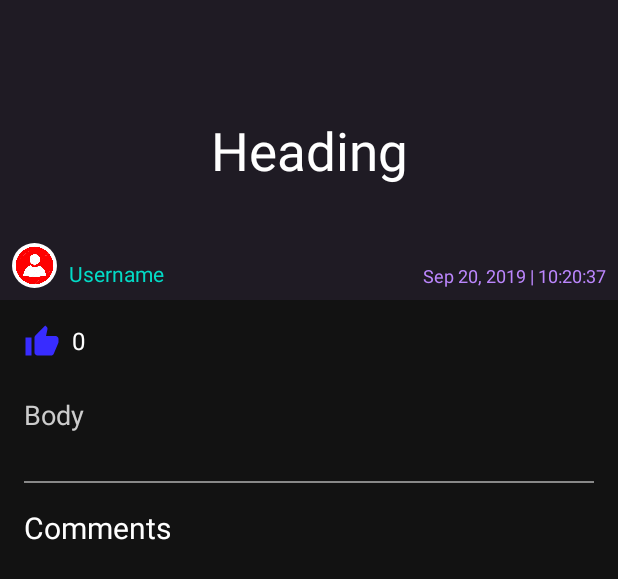
After one commit to SaurabhDRao/Chronicler, an Android app: the layout activity_post_details.xml on its own in the app's theme, with its tools: preview values and no code run, on a phone screen of 412 x 824 dp. The commit adds this screen. Shown: the top 579 px of the screen. Run offline under Robolectric (Android 15) with nearby library versions, the phone set to English and light mode, and no system bars.

Commit message:
can show the post details

```diff
--- a/app/src/main/AndroidManifest.xml
+++ b/app/src/main/AndroidManifest.xml
@@ -1,9 +1,6 @@
 <?xml version="1.0" encoding="utf-8"?>
 <manifest xmlns:android="http://schemas.android.com/apk/res/android"
     package="com.example.myapplication">
-
-    <uses-permission android:name="android.permission.READ_EXTERNAL_STORAGE" />
-    <uses-permission android:name="android.permission.WRITE_EXTERNAL_STORAGE" />
 
     <application
         android:allowBackup="true"
@@ -12,7 +9,8 @@
         android:roundIcon="@mipmap/ic_launcher_round"
         android:supportsRtl="true"
         android:theme="@style/AppTheme">
-        <activity android:name=".ProfileActivity"></activity>
+        <activity android:name=".PostDetailsActivity"></activity>
+        <activity android:name=".ProfileActivity" />
         <activity android:name=".ViewEntryActivity" />
         <activity android:name=".MainActivity">
             <intent-filter>
@@ -25,5 +23,8 @@
             android:name="com.theartofdev.edmodo.cropper.CropImageActivity"
             android:theme="@style/Base.Theme.AppCompat" />
     </application>
+    <uses-permission android:name="android.permission.WRITE_EXTERNAL_STORAGE" />
+
+    <uses-permission android:name="android.permission.READ_EXTERNAL_STORAGE" />
 
 </manifest>
--- a/app/src/main/java/com/example/myapplication/Adapters/PostAdapter.java
+++ b/app/src/main/java/com/example/myapplication/Adapters/PostAdapter.java
@@ -1,6 +1,7 @@
 package com.example.myapplication.Adapters;
 
 import android.content.Context;
+import android.content.Intent;
 import android.support.annotation.NonNull;
 import android.support.v7.widget.RecyclerView;
 import android.text.format.DateFormat;
@@ -11,6 +12,7 @@ import android.widget.ImageView;
 import android.widget.TextView;
 
 import com.example.myapplication.Models.Post;
+import com.example.myapplication.PostDetailsActivity;
 import com.example.myapplication.R;
 import com.google.firebase.auth.FirebaseAuth;
 import com.squareup.picasso.Picasso;
@@ -76,6 +78,27 @@ public class PostAdapter extends RecyclerView.Adapter<PostAdapter.PostViewHolder
             dateTimeTv = itemView.findViewById(R.id.post_date_time);
             likeCountTv = itemView.findViewById(R.id.post_like_count);
             userImg = itemView.findViewById(R.id.post_user_img);
+
+            itemView.setOnClickListener(new View.OnClickListener() {
+                @Override
+                public void onClick(View view) {
+                    Intent i = new Intent(myContext, PostDetailsActivity.class);
+
+                    int pos = getAdapterPosition();
+
+                    i.putExtra("title", myData.get(pos).getTitle());
+                    i.putExtra("body", myData.get(pos).getBody());
+                    i.putExtra("postKey", myData.get(pos).getPostKey());
+                    i.putExtra("username", myData.get(pos).getUsername());
+                    i.putExtra("userId", myData.get(pos).getUserId());
+                    i.putExtra("likeCount", myData.get(pos).getLikeCount() + "");
+                    i.putExtra("userImg", myData.get(pos).getUserPhoto());
+                    i.putExtra("dateTime", timeStampToString((long) myData.get(pos).getPostedDateTime()));
+
+                    myContext.startActivity(i);
+                }
+            });
+
         }
     }
 }
--- /dev/null
+++ b/app/src/main/java/com/example/myapplication/PostDetailsActivity.java
@@ -0,0 +1,38 @@
+package com.example.myapplication;
+
+import android.support.v7.app.AppCompatActivity;
+import android.os.Bundle;
+import android.widget.ImageView;
+import android.widget.TextView;
+
+import com.squareup.picasso.Picasso;
+
+public class PostDetailsActivity extends AppCompatActivity {
+
+    TextView titleTv, bodyTv, usernameTv, dateTimeTv, likeCountTv;
+    ImageView userImg;
+
+    @Override
+    protected void onCreate(Bundle savedInstanceState) {
+        super.onCreate(savedInstanceState);
+        setContentView(R.layout.activity_post_details);
+
+        titleTv = findViewById(R.id.post_title_details);
+        bodyTv = findViewById(R.id.post_body_details);
+        usernameTv = findViewById(R.id.post_user_name_details);
+        dateTimeTv = findViewById(R.id.post_date_time_details);
+        likeCountTv = findViewById(R.id.post_like_count_details);
+        userImg = findViewById(R.id.post_user_img_details);
+
+        String picUrl = getIntent().getExtras().getString("userImg");
+        if(!picUrl.equals("")) {
+            Picasso.get().load(picUrl).into(userImg);
+        }
+
+        titleTv.setText(getIntent().getExtras().getString("title"));
+        bodyTv.setText(getIntent().getExtras().getString("body"));
+        usernameTv.setText(getIntent().getExtras().getString("username"));
+        dateTimeTv.setText(getIntent().getExtras().getString("dateTime"));
+        likeCountTv.setText(getIntent().getExtras().getString("likeCount"));
+    }
+}
--- /dev/null
+++ b/app/src/main/res/layout/activity_post_details.xml
@@ -0,0 +1,151 @@
+<?xml version="1.0" encoding="utf-8"?>
+
+<!--<android.support.v4.widget.NestedScrollView-->
+<!--    xmlns:android="http://schemas.android.com/apk/res/android"-->
+<!--    xmlns:app="http://schemas.android.com/apk/res-auto"-->
+<!--    xmlns:tools="http://schemas.android.com/tools"-->
+<!--    android:layout_width="match_parent"-->
+<!--    android:layout_height="match_parent"-->
+<!--    android:background="@color/backgroundColor" >-->
+
+<android.support.constraint.ConstraintLayout xmlns:android="http://schemas.android.com/apk/res/android"
+    xmlns:app="http://schemas.android.com/apk/res-auto"
+    xmlns:tools="http://schemas.android.com/tools"
+    android:layout_width="match_parent"
+    android:layout_height="match_parent"
+    tools:context=".PostDetailsActivity"
+    android:background="@color/backgroundColor" >
+
+    <ImageView
+        android:id="@+id/imageView"
+        android:layout_width="match_parent"
+        android:layout_height="200dp"
+        android:layout_marginStart="0dp"
+        android:layout_marginLeft="0dp"
+        app:layout_constraintEnd_toEndOf="parent"
+        app:layout_constraintStart_toStartOf="parent"
+        app:layout_constraintTop_toTopOf="parent"
+        app:srcCompat="@color/backgroundColorLight" />
+
+    <TextView
+        android:id="@+id/post_title_details"
+        android:layout_width="match_parent"
+        android:layout_height="wrap_content"
+        android:text="Heading"
+        android:textAlignment="center"
+        android:textColor="#fff"
+        android:textSize="35sp"
+        app:layout_constraintBottom_toBottomOf="@+id/imageView"
+        app:layout_constraintEnd_toEndOf="@+id/imageView"
+        app:layout_constraintStart_toStartOf="@+id/imageView"
+        app:layout_constraintTop_toTopOf="@+id/imageView" />
+
+    <TextView
+        android:id="@+id/post_date_time_details"
+        android:layout_width="wrap_content"
+        android:layout_height="wrap_content"
+        android:layout_marginEnd="8dp"
+        android:layout_marginRight="8dp"
+        android:layout_marginBottom="8dp"
+        android:text="Sep 20, 2019 | 10:20:37"
+        android:textColor="@color/primaryPurple"
+        android:textSize="12sp"
+        app:layout_constraintBottom_toBottomOf="@+id/imageView"
+        app:layout_constraintEnd_toEndOf="parent" />
+
+    <TextView
+        android:id="@+id/post_body_details"
+        android:layout_width="match_parent"
+        android:layout_height="wrap_content"
+        android:layout_marginStart="16dp"
+        android:layout_marginLeft="16dp"
+        android:layout_marginTop="24dp"
+        android:layout_marginEnd="16dp"
+        android:layout_marginRight="16dp"
+        android:text="Body"
+        android:textColor="#ccc"
+        android:textSize="18sp"
+        app:layout_constraintEnd_toEndOf="parent"
+        app:layout_constraintHorizontal_bias="0.0"
+        app:layout_constraintStart_toStartOf="parent"
+        app:layout_constraintTop_toBottomOf="@+id/post_details_like_img" />
+
+    <de.hdodenhof.circleimageview.CircleImageView
+        android:id="@+id/post_user_img_details"
+        android:layout_width="30dp"
+        android:layout_height="30dp"
+        android:layout_marginStart="8dp"
+        android:layout_marginLeft="8dp"
+        android:layout_marginBottom="8dp"
+        app:layout_constraintBottom_toBottomOf="@+id/imageView"
+        app:layout_constraintStart_toStartOf="parent"
+        android:src="@drawable/my_avatar" />
+
+    <TextView
+        android:id="@+id/post_user_name_details"
+        android:layout_width="wrap_content"
+        android:layout_height="wrap_content"
+        android:layout_marginStart="8dp"
+        android:layout_marginLeft="8dp"
+        android:text="Username"
+        android:textSize="14sp"
+        android:textColor="@color/secondaryGreen"
+        app:layout_constraintBottom_toBottomOf="@+id/post_user_img_details"
+        app:layout_constraintStart_toEndOf="@+id/post_user_img_details" />
+
+    <ImageButton
+        android:id="@+id/post_details_like_img"
+        android:layout_width="wrap_content"
+        android:layout_height="wrap_content"
+        android:layout_marginStart="16dp"
+        android:layout_marginLeft="16dp"
+        android:layout_marginTop="16dp"
+        android:background="@color/backgroundColor"
+        app:layout_constraintStart_toStartOf="parent"
+        app:layout_constraintTop_toBottomOf="@+id/imageView"
+        app:srcCompat="@drawable/ic_thumb_up_black_24dp" />
+
+    <TextView
+        android:id="@+id/post_like_count_details"
+        android:layout_width="wrap_content"
+        android:layout_height="wrap_content"
+        android:layout_marginStart="8dp"
+        android:layout_marginLeft="8dp"
+        android:text="0"
+        android:textColor="#fff"
+        android:textSize="16sp"
+        app:layout_constraintBottom_toBottomOf="@+id/post_like_img"
+        app:layout_constraintStart_toEndOf="@+id/post_details_like_img"
+        app:layout_constraintTop_toTopOf="@+id/post_details_like_img" />
+
+    <View
+        android:id="@+id/divider"
+        android:layout_width="match_parent"
+        android:layout_height="1dp"
+        android:layout_marginStart="16dp"
+        android:layout_marginLeft="16dp"
+        android:layout_marginTop="32dp"
+        android:layout_marginEnd="16dp"
+        android:layout_marginRight="16dp"
+        android:background="#888"
+        app:layout_constraintEnd_toEndOf="parent"
+        app:layout_constraintHorizontal_bias="0.0"
+        app:layout_constraintStart_toStartOf="parent"
+        app:layout_constraintTop_toBottomOf="@+id/post_body_details" />
+
+    <TextView
+        android:id="@+id/textView2"
+        android:layout_width="wrap_content"
+        android:layout_height="wrap_content"
+        android:layout_marginStart="16dp"
+        android:layout_marginLeft="16dp"
+        android:layout_marginTop="16dp"
+        android:text="Comments"
+        android:textColor="#fff"
+        android:textSize="20sp"
+        app:layout_constraintStart_toStartOf="parent"
+        app:layout_constraintTop_toBottomOf="@+id/divider" />
+
+</android.support.constraint.ConstraintLayout>
+
+<!--</android.support.v4.widget.NestedScrollView>-->
--- a/app/src/main/res/layout/activity_view_entry.xml
+++ b/app/src/main/res/layout/activity_view_entry.xml
@@ -6,19 +6,17 @@
     android:layout_height="match_parent"
     android:background="@color/backgroundColor"
     tools:context=".MainActivity">
-    <android.support.constraint.ConstraintLayout xmlns:android="http://schemas.android.com/apk/res/android"
-        xmlns:app="http://schemas.android.com/apk/res-auto"
-        xmlns:tools="http://schemas.android.com/tools"
+    <android.support.constraint.ConstraintLayout
         android:layout_width="match_parent"
         android:layout_height="match_parent"
         android:background="@color/backgroundColor"
-        android:paddingBottom="50dp"
+        android:paddingBottom="30dp"
         tools:context="com.example.myapplication.ViewEntryActivity">
 
         <ImageView
             android:id="@+id/imageView"
             android:layout_width="match_parent"
-            android:layout_height="150dp"
+            android:layout_height="200dp"
             android:layout_marginStart="0dp"
             android:layout_marginLeft="0dp"
             app:layout_constraintEnd_toEndOf="parent"
@@ -70,4 +68,5 @@
             app:layout_constraintTop_toBottomOf="@+id/imageView" />
 
     </android.support.constraint.ConstraintLayout>
+
 </ScrollView>
```
